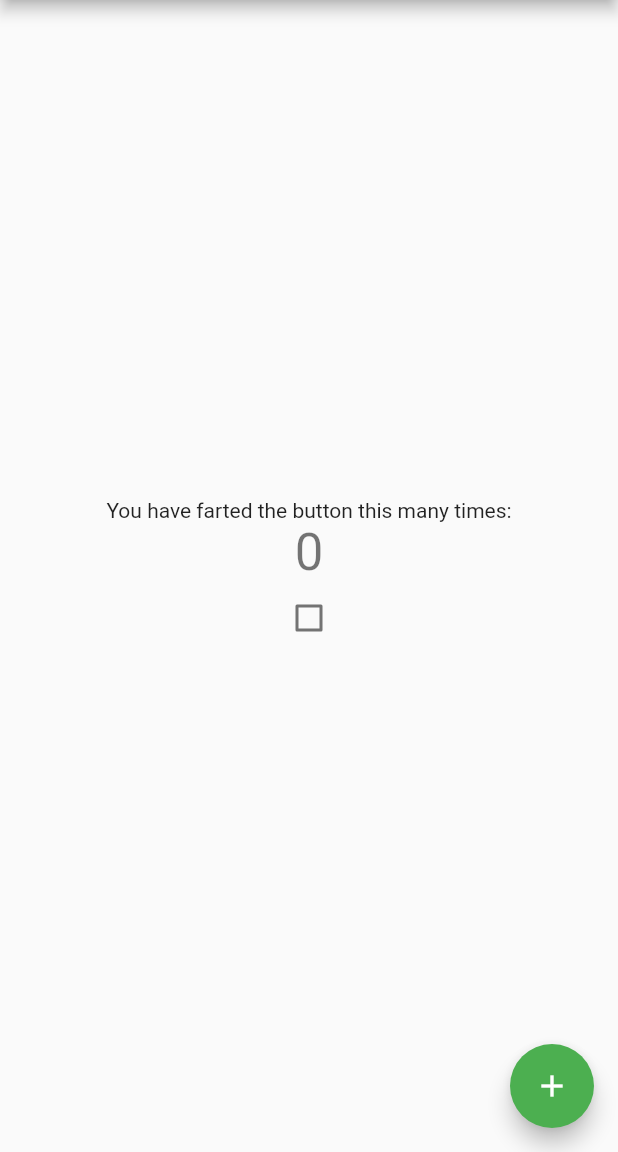
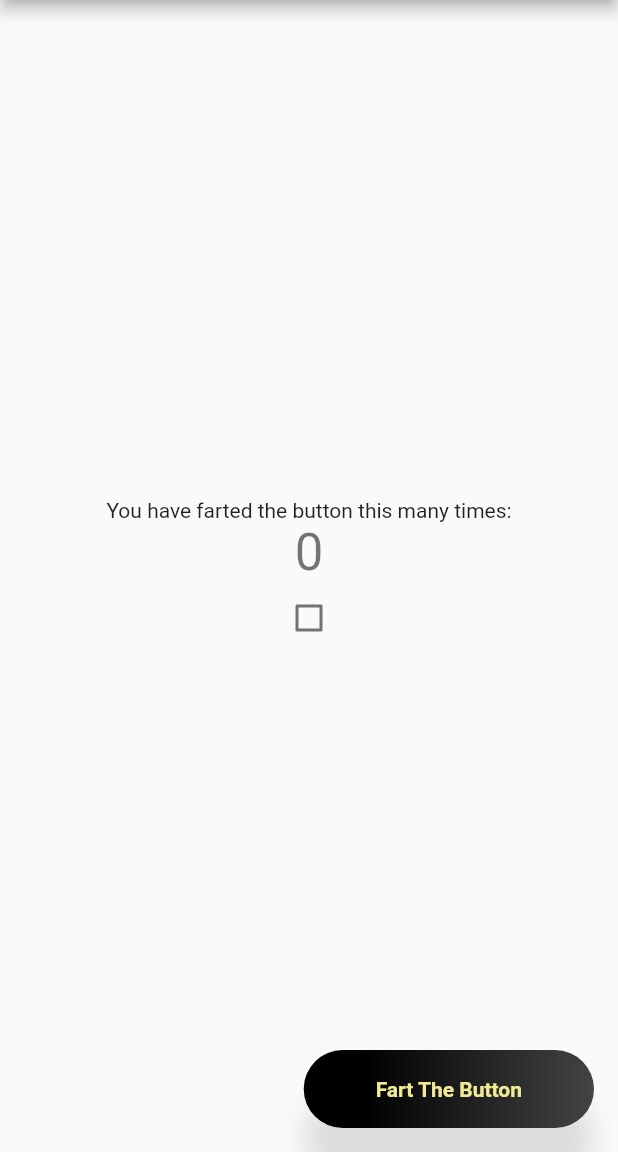
Before and after one commit to maayanheller/Flutter-Basics, a Flutter app: the screen it shows after launch, on a phone screen of 412 x 824 dp, the part 84-1236 px from its top. Run offline on Flutter 3.47's test engine with Material 2 defaults, Android fonts, the phone set to English and light mode, and no system bars; Roboto replaces fonts that are missing (Montserrat).

Commit message:
Changed add fart button design, list data is now brought from Json API

```diff
--- a/lib/ItemPage.dart
+++ b/lib/ItemPage.dart
@@ -1,5 +1,6 @@
 import 'package:flutter/material.dart';
 import './List.dart';
+
 
 class ItemScreen extends StatelessWidget {
   var item;
@@ -9,10 +10,10 @@ class ItemScreen extends StatelessWidget {
   Widget build (BuildContext ctxt) {
     return new Scaffold(
       appBar: new AppBar(
-        title: item.buildTitle(context),
+        title: Text(item["author"]),
       ),
       body: Center(
-        child: item.buildTitle(context)
+        child: Text(item["en"])
       ),
     );
   }
--- a/lib/main.dart
+++ b/lib/main.dart
@@ -70,11 +70,43 @@ class _MyHomePageState extends State<MyHomePage> {
           ],
         ),
       ),
-      floatingActionButton: FloatingActionButton(
-        onPressed: _incrementCounter,
-        tooltip: 'Increment',
-        child: Icon(Icons.add),
-      ),
+      floatingActionButton: Button("Fart The Button", _incrementCounter),
     );
   }
 }
+
+Widget Button(title, functionality) {
+  return InkWell(
+    onTap: () {
+      functionality();
+    },
+    child: Container(
+      padding: EdgeInsets.symmetric(horizontal: 48.0, vertical: 18.0),
+      decoration: BoxDecoration(
+          boxShadow: [
+            BoxShadow(
+                color: Colors.black12,
+                blurRadius: 15,
+                spreadRadius: 0,
+                offset: Offset(0.0, 32.0)),
+          ],
+          borderRadius: new BorderRadius.circular(36.0),
+          gradient: LinearGradient(begin: FractionalOffset.centerLeft,
+// Add one stop for each color. Stops should increase from 0 to 1
+              stops: [
+                0.2,
+                1
+              ], colors: [
+                Color(0xff000000),
+                Color(0xff434343),
+              ])),
+      child: Text(
+        title,
+        style: TextStyle(
+            color: Color(0xffF1EA94),
+            fontWeight: FontWeight.bold,
+            fontFamily: 'Montserrat'),
+      ),
+    ),
+  );
+}
--- a/pubspec.yaml
+++ b/pubspec.yaml
@@ -28,6 +28,7 @@ dependencies:
   # The following adds the Cupertino Icons font to your application.
   # Use with the CupertinoIcons class for iOS style icons.
   cupertino_icons: ^0.1.3
+  http: ^0.12.1
 
 dev_dependencies:
   flutter_test:
```
Also changed, not shown: lib/List.dart (+45 -35 lines), pubspec.lock.
